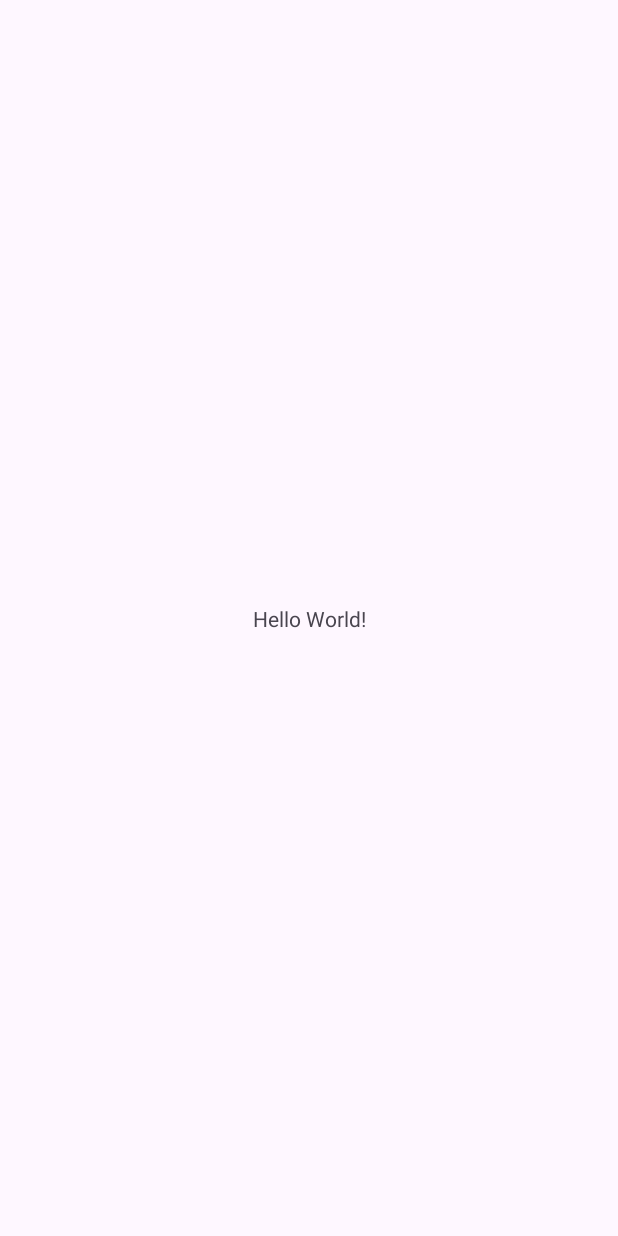
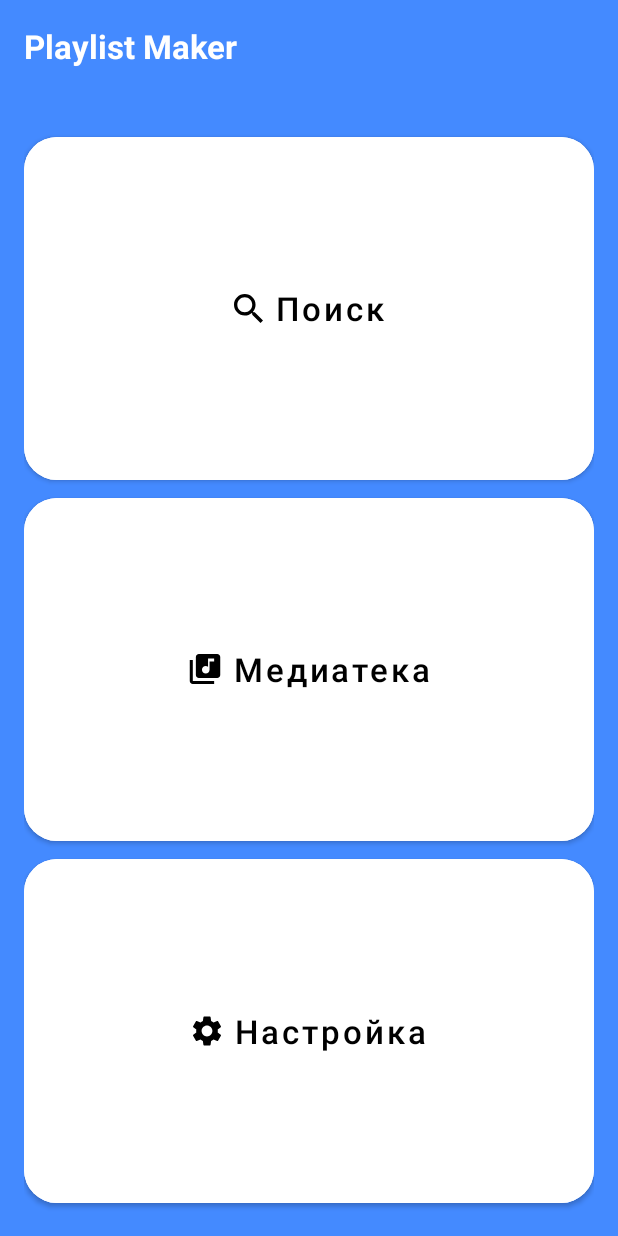
Before and after one commit to MrKoTera/PlaylistMaker, an Android app: the screen it shows after launch (MainActivity), on a phone screen of 412 x 824 dp. Before the commit the screen is almost empty. Run offline under Robolectric (Android 15) with nearby library versions, the phone set to English and light mode, and no system bars.

```diff
--- a/app/src/main/java/com/example/playlistmaker/MainActivity.kt
+++ b/app/src/main/java/com/example/playlistmaker/MainActivity.kt
@@ -1,20 +1,32 @@
 package com.example.playlistmaker
 
+import android.content.Intent
 import android.os.Bundle
-import androidx.activity.enableEdgeToEdge
+import android.widget.Button
 import androidx.appcompat.app.AppCompatActivity
-import androidx.core.view.ViewCompat
-import androidx.core.view.WindowInsetsCompat
+
 
 class MainActivity : AppCompatActivity() {
     override fun onCreate(savedInstanceState: Bundle?) {
         super.onCreate(savedInstanceState)
-        enableEdgeToEdge()
         setContentView(R.layout.activity_main)
-        ViewCompat.setOnApplyWindowInsetsListener(findViewById(R.id.main)) { v, insets ->
-            val systemBars = insets.getInsets(WindowInsetsCompat.Type.systemBars())
-            v.setPadding(systemBars.left, systemBars.top, systemBars.right, systemBars.bottom)
-            insets
+
+        val searchButton = findViewById<Button>(R.id.buttonSearch)
+        searchButton.setOnClickListener {
+            val intent = Intent(this, SearchActivity::class.java)
+            startActivity(intent)
+        }
+
+        val mediaButton = findViewById<Button>(R.id.buttonMedia)
+        mediaButton.setOnClickListener {
+            val intent = Intent(this, MediaActivity::class.java)
+            startActivity(intent)
+        }
+
+        val settingsButton = findViewById<Button>(R.id.buttonSettings)
+        settingsButton.setOnClickListener {
+            val intent = Intent(this, SettingsActivity::class.java)
+            startActivity(intent)
         }
     }
 }
--- /dev/null
+++ b/app/src/main/res/drawable/media.xml
@@ -0,0 +1,9 @@
+<vector xmlns:android="http://schemas.android.com/apk/res/android"
+    android:width="21dp"
+    android:height="20dp"
+    android:viewportWidth="21"
+    android:viewportHeight="20">
+  <path
+      android:pathData="M18.5,0H6.5C5.4,0 4.5,0.9 4.5,2V14C4.5,15.1 5.4,16 6.5,16H18.5C19.6,16 20.5,15.1 20.5,14V2C20.5,0.9 19.6,0 18.5,0ZM16.5,5H13.5V10.5C13.5,11.88 12.38,13 11,13C9.62,13 8.5,11.88 8.5,10.5C8.5,9.12 9.62,8 11,8C11.57,8 12.08,8.19 12.5,8.51V3H16.5V5ZM2.5,4H0.5V18C0.5,19.1 1.4,20 2.5,20H16.5V18H2.5V4Z"
+      android:fillColor="#1A1B22"/>
+</vector>
--- /dev/null
+++ b/app/src/main/res/drawable/search.xml
@@ -0,0 +1,9 @@
+<vector xmlns:android="http://schemas.android.com/apk/res/android"
+    android:width="19dp"
+    android:height="19dp"
+    android:viewportWidth="19"
+    android:viewportHeight="19">
+  <path
+      android:pathData="M13.579,11.95H12.721L12.417,11.656C13.481,10.418 14.122,8.81 14.122,7.061C14.122,3.161 10.961,0 7.061,0C3.161,0 0,3.161 0,7.061C0,10.961 3.161,14.122 7.061,14.122C8.81,14.122 10.418,13.481 11.656,12.417L11.95,12.721V13.579L17.381,19L19,17.381L13.579,11.95ZM7.061,11.95C4.356,11.95 2.173,9.766 2.173,7.061C2.173,4.356 4.356,2.173 7.061,2.173C9.766,2.173 11.95,4.356 11.95,7.061C11.95,9.766 9.766,11.95 7.061,11.95Z"
+      android:fillColor="#1A1B22"/>
+</vector>
--- /dev/null
+++ b/app/src/main/res/drawable/settings.xml
@@ -0,0 +1,9 @@
+<vector xmlns:android="http://schemas.android.com/apk/res/android"
+    android:width="20dp"
+    android:height="20dp"
+    android:viewportWidth="20"
+    android:viewportHeight="20">
+  <path
+      android:pathData="M17.14,10.94C17.18,10.64 17.2,10.33 17.2,10C17.2,9.68 17.18,9.36 17.13,9.06L19.16,7.48C19.34,7.34 19.39,7.07 19.28,6.87L17.36,3.55C17.24,3.33 16.99,3.26 16.77,3.33L14.38,4.29C13.88,3.91 13.35,3.59 12.76,3.35L12.4,0.81C12.36,0.57 12.16,0.4 11.92,0.4H8.08C7.84,0.4 7.65,0.57 7.61,0.81L7.25,3.35C6.66,3.59 6.12,3.92 5.63,4.29L3.24,3.33C3.02,3.25 2.77,3.33 2.65,3.55L0.74,6.87C0.62,7.08 0.66,7.34 0.86,7.48L2.89,9.06C2.84,9.36 2.8,9.69 2.8,10C2.8,10.31 2.82,10.64 2.87,10.94L0.84,12.52C0.66,12.66 0.61,12.93 0.72,13.13L2.64,16.45C2.76,16.67 3.01,16.74 3.23,16.67L5.62,15.71C6.12,16.09 6.65,16.41 7.24,16.65L7.6,19.19C7.65,19.43 7.84,19.6 8.08,19.6H11.92C12.16,19.6 12.36,19.43 12.39,19.19L12.75,16.65C13.34,16.41 13.88,16.09 14.37,15.71L16.76,16.67C16.98,16.75 17.23,16.67 17.35,16.45L19.27,13.13C19.39,12.91 19.34,12.66 19.15,12.52L17.14,10.94ZM10,13.6C8.02,13.6 6.4,11.98 6.4,10C6.4,8.02 8.02,6.4 10,6.4C11.98,6.4 13.6,8.02 13.6,10C13.6,11.98 11.98,13.6 10,13.6Z"
+      android:fillColor="#1A1B22"/>
+</vector>
--- a/app/src/main/res/layout/activity_main.xml
+++ b/app/src/main/res/layout/activity_main.xml
@@ -1,19 +1,68 @@
 <?xml version="1.0" encoding="utf-8"?>
-<androidx.constraintlayout.widget.ConstraintLayout xmlns:android="http://schemas.android.com/apk/res/android"
+<LinearLayout
+    xmlns:android="http://schemas.android.com/apk/res/android"
     xmlns:app="http://schemas.android.com/apk/res-auto"
     xmlns:tools="http://schemas.android.com/tools"
-    android:id="@+id/main"
     android:layout_width="match_parent"
     android:layout_height="match_parent"
+    android:orientation="vertical"
+    android:padding="16dp"
+    android:background="@color/background_primary"
     tools:context=".MainActivity">
 
     <TextView
-        android:layout_width="wrap_content"
+        android:id="@+id/title"
+        android:layout_width="match_parent"
         android:layout_height="wrap_content"
-        android:text="Hello World!"
-        app:layout_constraintBottom_toBottomOf="parent"
-        app:layout_constraintEnd_toEndOf="parent"
-        app:layout_constraintStart_toStartOf="parent"
-        app:layout_constraintTop_toTopOf="parent" />
+        android:textSize="22sp"
+        android:textStyle="bold"
+        android:textColor="@android:color/white"
+        android:paddingBottom="40sp"
+        android:text="@string/app_name" />
 
-</androidx.constraintlayout.widget.ConstraintLayout>
+    <Button
+        android:id="@+id/buttonSearch"
+        android:layout_width="match_parent"
+        android:layout_height="0dp"
+        android:layout_weight="1"
+        android:backgroundTint="#ffffff"
+        android:drawablePadding="@dimen/main_buttons_padding"
+        android:text="@string/button_search"
+        android:textAllCaps="false"
+        android:textColor="@color/black"
+        android:textSize="@dimen/main_buttons_text"
+        app:cornerRadius="@dimen/main_buttons_corner"
+        app:icon="@drawable/search"
+        app:iconGravity="textStart"
+        app:iconTint="@android:color/black" />
+    <Button
+        android:id="@+id/buttonMedia"
+        android:layout_width="match_parent"
+        android:layout_height="0dp"
+        android:layout_weight="1"
+        android:backgroundTint="#ffffff"
+        android:drawablePadding="@dimen/main_buttons_padding"
+        android:text="@string/button_media"
+        android:textAllCaps="false"
+        android:textColor="@color/black"
+        android:textSize="@dimen/main_buttons_text"
+        app:cornerRadius="@dimen/main_buttons_corner"
+        app:icon="@drawable/media"
+        app:iconGravity="textStart"
+        app:iconTint="@android:color/black" />
+    <Button
+        android:id="@+id/buttonSettings"
+        android:layout_width="match_parent"
+        android:layout_height="0dp"
+        android:layout_weight="1"
+        android:backgroundTint="#ffffff"
+        android:drawablePadding="@dimen/main_buttons_padding"
+        android:text="@string/button_settings"
+        android:textAllCaps="false"
+        android:textColor="@color/black"
+        android:textSize="@dimen/main_buttons_text"
+        app:cornerRadius="@dimen/main_buttons_corner"
+        app:icon="@drawable/settings"
+        app:iconGravity="textStart"
+        app:iconTint="@android:color/black" />
+</LinearLayout>
--- /dev/null
+++ b/app/src/main/res/layout/activity_media.xml
@@ -0,0 +1,6 @@
+<?xml version="1.0" encoding="utf-8"?>
+<androidx.constraintlayout.widget.ConstraintLayout xmlns:android="http://schemas.android.com/apk/res/android"
+    android:layout_width="match_parent"
+    android:layout_height="match_parent">
+
+</androidx.constraintlayout.widget.ConstraintLayout>
--- a/app/src/main/res/values/colors.xml
+++ b/app/src/main/res/values/colors.xml
@@ -1,5 +1,9 @@
 <?xml version="1.0" encoding="utf-8"?>
 <resources>
-    <color name="black">#FF000000</color>
-    <color name="white">#FFFFFFFF</color>
+    <color name="background_primary">#448aff</color>
+    <color name="white">#ffffff</color>
+    <color name="black">#000000</color>
+
+    <color name="switch_thumb_color">#AEAFB4</color>
+    <color name="switch_track_color">#E6E8EB</color>
 </resources>
--- /dev/null
+++ b/app/src/main/res/values/dimens.xml
@@ -0,0 +1,9 @@
+<?xml version="1.0" encoding="utf-8"?>
+<resources>
+    <dimen name="main_buttons_text">22sp</dimen>
+    <dimen name="main_buttons_corner">22dp</dimen>
+    <dimen name="main_buttons_padding">8dp</dimen>
+
+    <dimen name="text_menu_item">16sp</dimen>
+    <dimen name="padding_menu_item">40dp</dimen>
+</resources>
--- a/app/src/main/res/values/strings.xml
+++ b/app/src/main/res/values/strings.xml
@@ -1,3 +1,12 @@
 <resources>
-    <string name="app_name">PlaylistMaker</string>
+    <string name="app_name">Playlist Maker</string>
+    <string name="button_search">Поиск</string>
+    <string name="button_media">Медиатека</string>
+    <string name="button_settings">Настройка</string>
+
+    <string name="title_settings">Настройки</string>
+    <string name="dark_theme">Темная тема</string>
+    <string name="share_app">Поделиться приложением</string>
+    <string name="support">Написать в поддержку</string>
+    <string name="terms">Пользовательское соглашение</string>
 </resources>
```
Also changed, not shown: app/src/main/AndroidManifest.xml (+17 -1 lines), app/src/main/res/drawable/back_arrow.xml (added, +9 -0 lines), app/src/main/res/drawable/forward_arrow.xml (added, +9 -0 lines), app/src/main/res/drawable/share.xml (added, +9 -0 lines), app/src/main/res/drawable/support.xml (added, +18 -0 lines), app/src/main/res/layout/activity_search.xml (added, +8 -0 lines), app/src/main/res/layout/activity_settings.xml (added, +117 -0 lines).
